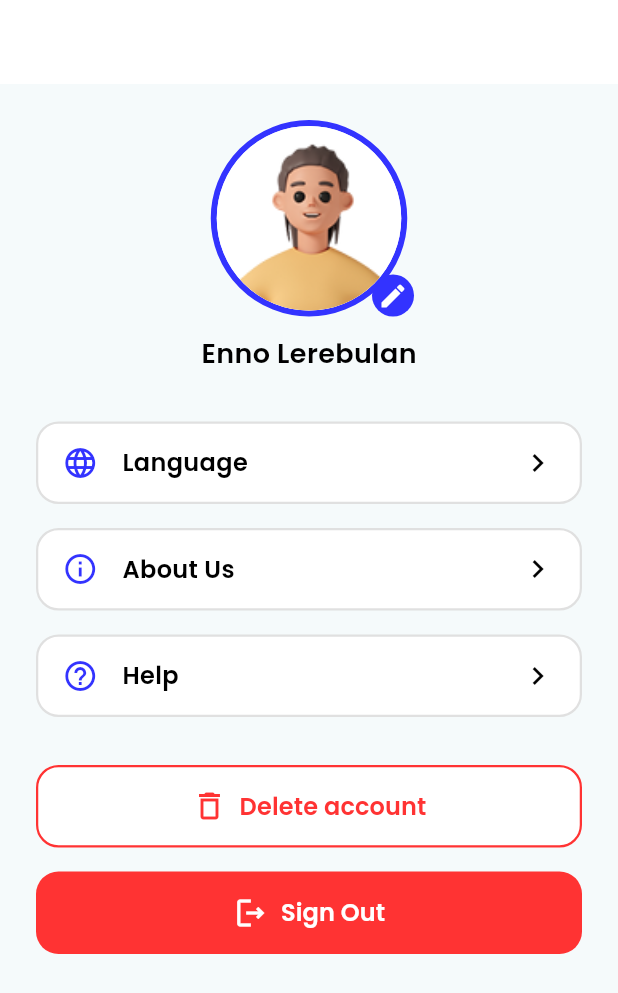
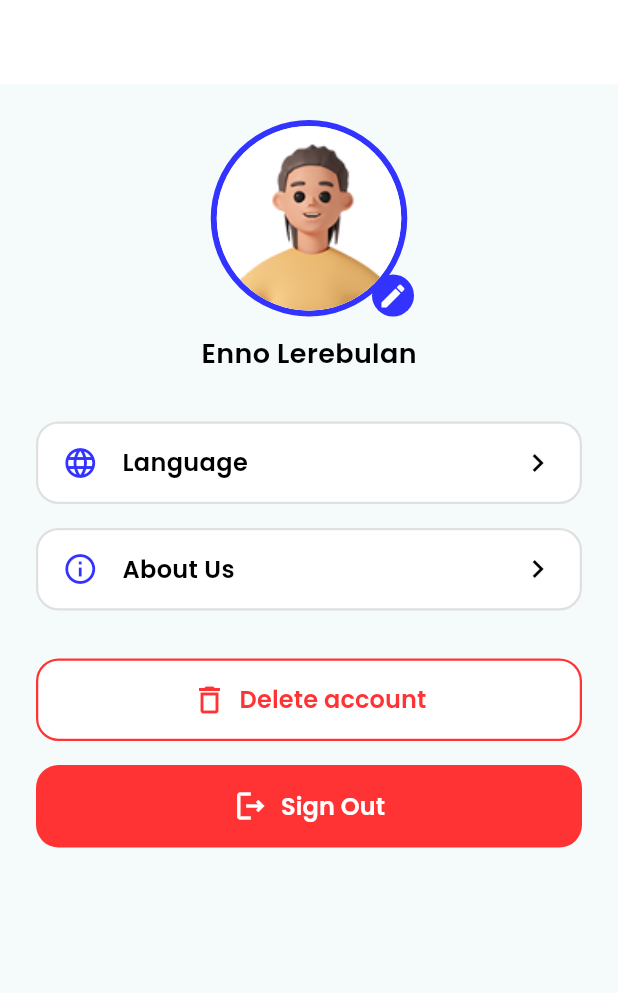
Before and after one commit to lianaprtw/FE_HealthTracker, a Flutter app: the ProfilePage screen opened directly, on a phone screen of 412 x 824 dp. Shown: the top 993 px of the screen. Run offline on Flutter 3.47's test engine with Material 3 defaults, Android fonts, the phone set to English and light mode, and no system bars; our stand-ins replace shared_preferences; accounts and stored records are empty.

Commit message:
update profil page trainee dan trainer - Menambah tulisan health tracker pada profil trainer - Menghapus button help di profil trainee dan trainner

```diff
--- /dev/null
+++ b/devtools_options.yaml
@@ -0,0 +1,3 @@
+description: This file stores settings for Dart & Flutter DevTools.
+documentation: https://docs.flutter.dev/tools/devtools/extensions#configure-extension-enablement-states
+extensions:
--- a/lib/views/Trainee/detail_trainee.dart
+++ b/lib/views/Trainee/detail_trainee.dart
@@ -109,11 +109,11 @@ class FieldInput extends StatelessWidget {
           horizontal: 12,
         ),
         border: OutlineInputBorder(
-          borderSide: BorderSide(color: primaryColor),
+          borderSide: const BorderSide(color: primaryColor),
           borderRadius: BorderRadius.circular(8),
         ),
         enabledBorder: OutlineInputBorder(
-          borderSide: BorderSide(color: primaryColor),
+          borderSide: const BorderSide(color: primaryColor),
           borderRadius: BorderRadius.circular(8),
         ),
       ),
--- a/lib/views/Trainee/history.dart
+++ b/lib/views/Trainee/history.dart
@@ -49,7 +49,7 @@ class HistoryScreen extends StatelessWidget {
             Container(
               padding: const EdgeInsets.all(16),
               decoration: BoxDecoration(
-                border: Border.all(color: Color(0xFF3742FA), width: 1),
+                border: Border.all(color: const Color(0xFF3742FA), width: 1),
                 borderRadius: BorderRadius.circular(12),
               ),
               child: Column(
--- a/lib/views/Trainee/profile.dart
+++ b/lib/views/Trainee/profile.dart
@@ -211,16 +211,17 @@ class _ProfilePageState extends State<ProfilePage> {
 
     return Scaffold(
       appBar: AppBar(
-        title: const SizedBox.shrink(), // Mengganti title dengan widget kosong
-        centerTitle: true, // Tetap pusatkan, meskipun isinya kosong
-        backgroundColor: Colors.white, // Latar belakang putih
-        elevation: 0, // Tanpa bayangan
-        automaticallyImplyLeading:
-            false, // Biasanya diset false jika ini adalah root dari tab
+        // Menghapus title (tulisan Health Tracker)
+        title: const SizedBox.shrink(),
+        centerTitle: true,
+        backgroundColor: Colors.white,
+        elevation: 0,
+        automaticallyImplyLeading: false,
+        // Menghapus actions (ikon notifikasi)
+        actions: const [],
       ),
       body: SafeArea(
         child: SingleChildScrollView(
-          // Menggunakan SingleChildScrollView agar konten bisa digulir
           padding: const EdgeInsets.symmetric(horizontal: 24),
           child: Column(
             crossAxisAlignment: CrossAxisAlignment.center,
@@ -252,9 +253,8 @@ class _ProfilePageState extends State<ProfilePage> {
                           Navigator.push(
                             context,
                             MaterialPageRoute(
-                              builder:
-                                  (context) =>
-                                      const TrainerProfileEditPage(), // Ganti dengan halaman target kamu
+                              builder: (context) =>
+                                  const TrainerProfileEditPage(),
                             ),
                           );
                         },
@@ -280,7 +280,7 @@ class _ProfilePageState extends State<ProfilePage> {
                 'Enno Lerebulan',
                 style: TextStyle(
                   fontWeight: FontWeight.w600,
-                  fontSize: 18, // Ukuran font disesuaikan
+                  fontSize: 18,
                   fontFamily: 'PoppinsSemiBold',
                   color: Colors.black,
                 ),
@@ -289,11 +289,10 @@ class _ProfilePageState extends State<ProfilePage> {
               ProfileOption(
                 icon: Icons.language,
                 title: 'Language',
-                iconColor: primaryColor, // Warna ikon biru
-                borderColor: Colors.grey.shade300, // Border abu-abu muda
+                iconColor: primaryColor,
+                borderColor: Colors.grey.shade300,
                 arrowColor: Colors.black,
                 onTap: () {
-                  // Panggil fungsi untuk menampilkan pilihan bahasa
                   _showLanguageSelectionSheet(context);
                 },
               ),
@@ -309,54 +308,41 @@ class _ProfilePageState extends State<ProfilePage> {
                   // Navigasi ke halaman About Us
                 },
               ),
-              const SizedBox(height: 16),
-              ProfileOption(
-                // Tambahkan opsi Help
-                icon: Icons.help_outline,
-                title: 'Help',
-                iconColor: primaryColor,
-                borderColor: Colors.grey.shade300,
-                arrowColor: Colors.black,
-                onTap: () {
-                  print('Help option tapped');
-                  // Navigasi ke halaman Help
-                },
-              ),
+              // --- Bagian "Help" telah dihapus di sini ---
+
               const SizedBox(
-                height: 32,
-              ), // Spacer sebelum tombol Delete Account
+                  height: 32), // Spacer sebelum tombol Delete Account
               SizedBox(
                 width: double.infinity,
-                height: 55, // Tinggi tombol
+                height: 55,
                 child: ElevatedButton.icon(
                   onPressed: () {
-                    // Logika untuk menampilkan dialog konfirmasi delete account
                     _showDeleteAccountDialog(context);
                   },
                   icon: const Icon(
-                    Icons.delete_outline, // Ikon tempat sampah
-                    color: redColor, // Warna ikon merah
+                    Icons.delete_outline,
+                    color: redColor,
                     size: 24,
                   ),
                   label: const Text(
                     'Delete account',
                     style: TextStyle(
-                      color: redColor, // Warna teks merah
+                      color: redColor,
                       fontSize: 16,
                       fontWeight: FontWeight.w500,
                       fontFamily: "PoppinsSemiBold",
                     ),
                   ),
                   style: ElevatedButton.styleFrom(
-                    backgroundColor: Colors.white, // Latar belakang putih
+                    backgroundColor: Colors.white,
                     shape: RoundedRectangleBorder(
-                      borderRadius: BorderRadius.circular(15), // Sudut membulat
+                      borderRadius: BorderRadius.circular(15),
                       side: const BorderSide(
                         color: redColor,
                         width: 1.5,
-                      ), // Border merah
+                      ),
                     ),
-                    elevation: 0, // Tanpa bayangan
+                    elevation: 0,
                     padding: const EdgeInsets.symmetric(vertical: 12),
                   ),
                 ),
@@ -364,32 +350,31 @@ class _ProfilePageState extends State<ProfilePage> {
               const SizedBox(height: 16), // Spacer antara tombol
               SizedBox(
                 width: double.infinity,
-                height: 55, // Tinggi tombol
+                height: 55,
                 child: ElevatedButton.icon(
                   onPressed: () {
-                    // Logika untuk menampilkan dialog konfirmasi sign out
                     _showSignOutDialog(context);
                   },
                   icon: const Icon(
-                    Icons.logout_outlined, // Ikon keluar
-                    color: Colors.white, // Warna ikon putih
+                    Icons.logout_outlined,
+                    color: Colors.white,
                     size: 24,
                   ),
                   label: const Text(
                     'Sign Out',
                     style: TextStyle(
-                      color: Colors.white, // Warna teks putih
+                      color: Colors.white,
                       fontSize: 16,
                       fontWeight: FontWeight.w500,
                       fontFamily: "PoppinsSemiBold",
                     ),
                   ),
                   style: ElevatedButton.styleFrom(
-                    backgroundColor: redColor, // Latar belakang merah
+                    backgroundColor: redColor,
                     shape: RoundedRectangleBorder(
-                      borderRadius: BorderRadius.circular(15), // Sudut membulat
+                      borderRadius: BorderRadius.circular(15),
                     ),
-                    elevation: 0, // Tanpa bayangan
+                    elevation: 0,
                     padding: const EdgeInsets.symmetric(vertical: 12),
                   ),
                 ),
@@ -403,14 +388,14 @@ class _ProfilePageState extends State<ProfilePage> {
   }
 }
 
-// Widget ProfileOption yang telah diubah
+// Widget ProfileOption tidak perlu diubah, karena perubahan hanya pada penggunaannya
 class ProfileOption extends StatelessWidget {
   final IconData icon;
   final String title;
   final Color iconColor;
   final Color borderColor;
   final Color arrowColor;
-  final VoidCallback? onTap; // Menambahkan callback onTap
+  final VoidCallback? onTap;
 
   const ProfileOption({
     super.key,
@@ -419,26 +404,25 @@ class ProfileOption extends StatelessWidget {
     required this.iconColor,
     required this.borderColor,
     required this.arrowColor,
-    this.onTap, // onTap bisa null jika tidak ada aksi
+    this.onTap,
   });
 
   @override
   Widget build(BuildContext context) {
     return GestureDetector(
-      // Menggunakan GestureDetector untuk membuat seluruh area bisa diklik
       onTap: onTap,
       child: Container(
-        height: 55, // Menyesuaikan tinggi
+        height: 55,
         padding: const EdgeInsets.symmetric(horizontal: 16),
         decoration: BoxDecoration(
-          color: Colors.white, // Latar belakang putih
+          color: Colors.white,
           border: Border.all(color: borderColor, width: 1.5),
-          borderRadius: BorderRadius.circular(15), // Sudut membulat
+          borderRadius: BorderRadius.circular(15),
         ),
         child: Row(
           children: [
-            Icon(icon, size: 24, color: iconColor), // Ukuran ikon disesuaikan
-            const SizedBox(width: 16), // Spasi disesuaikan
+            Icon(icon, size: 24, color: iconColor),
+            const SizedBox(width: 16),
             Expanded(
               child: Text(
                 title,
@@ -453,7 +437,7 @@ class ProfileOption extends StatelessWidget {
               Icons.chevron_right,
               color: arrowColor,
               size: 24,
-            ), // Ukuran ikon panah
+            ),
           ],
         ),
       ),
--- a/lib/views/Trainer/homepage_trainner.dart
+++ b/lib/views/Trainer/homepage_trainner.dart
@@ -82,8 +82,9 @@ class HomePageContent extends StatelessWidget {
               const Text(
                 "Health Tracker",
                 style: TextStyle(
-                  fontSize: 22,
+                  fontSize: 28,
                   fontWeight: FontWeight.bold,
+                  fontFamily: "PoppinsSemiBold",
                   color: Color(0xFF3742FA),
                 ),
               ),
--- a/lib/views/Trainer/onboarding_trainer.dart
+++ b/lib/views/Trainer/onboarding_trainer.dart
@@ -7,7 +7,7 @@ const Color grayColor = Colors.grey;
 const Color blueColor = Color(0xFF2F3CFF);
 
 class OnboardingScreen extends StatelessWidget {
-  const OnboardingScreen({Key? key}) : super(key: key);
+  const OnboardingScreen({super.key});
 
   @override
   Widget build(BuildContext context) {
@@ -87,7 +87,7 @@ class OnboardingScreen extends StatelessWidget {
                             },
                             style: ButtonStyle(
                               backgroundColor: WidgetStateProperty.all(
-                                Color(0xFF3742FA),
+                                const Color(0xFF3742FA),
                               ),
                               foregroundColor: WidgetStateProperty.all(
                                 Colors.white,
```
Also changed, not shown: lib/views/Trainee/register.dart (+6 -6 lines), lib/views/Trainer/Profile_Trainner.dart (+52 -21 lines), lib/views/which_screen.dart (+13 -9 lines), pubspec.lock.
